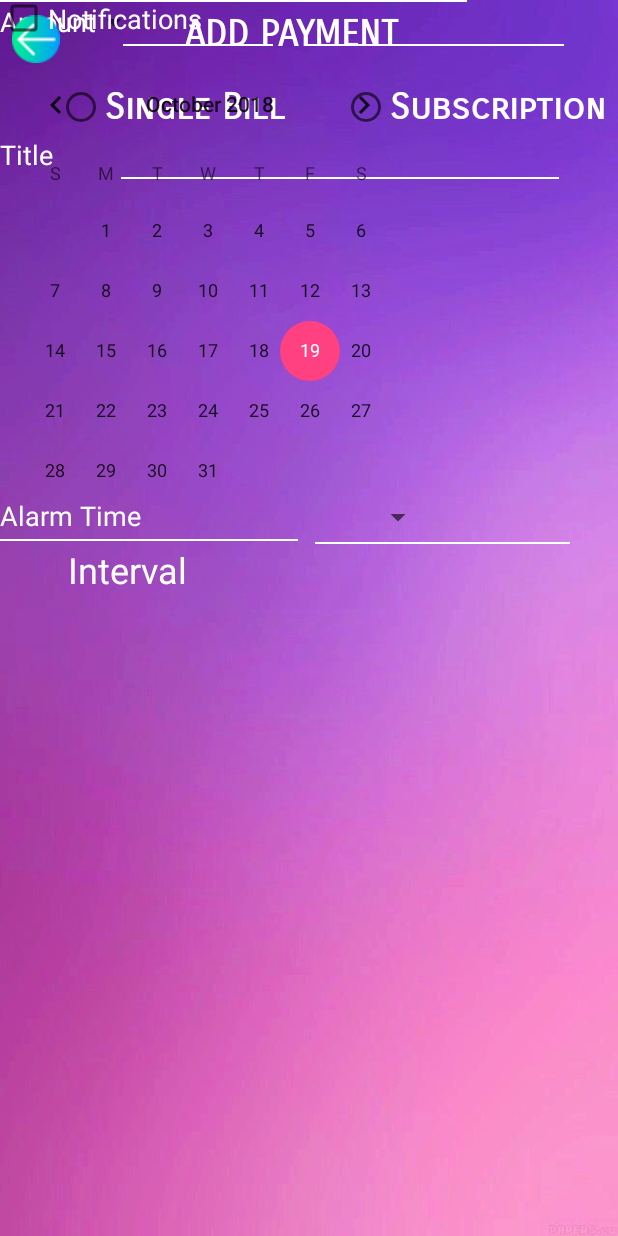
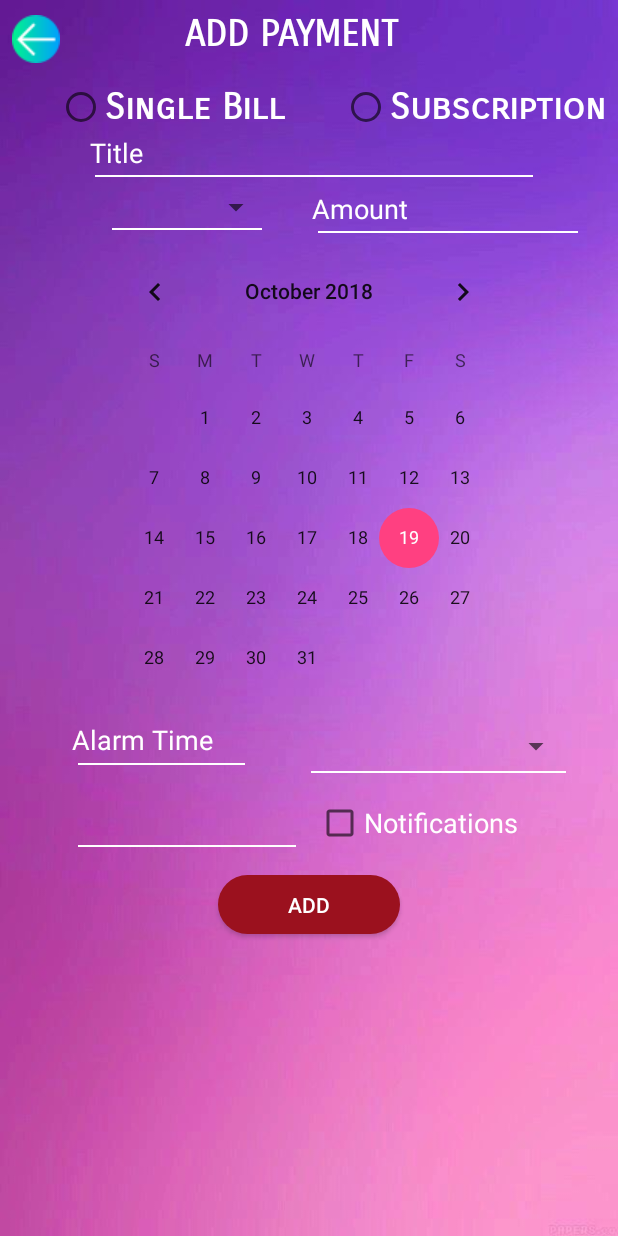
Before and after one commit to Chandrachud-2003/Subscription_Reminder, an Android app: the layout add_bill.xml on its own in the app's theme, with its tools: preview values and no code run, on a phone screen of 412 x 824 dp. Run offline under Robolectric (Android 15) with nearby library versions, the light colour scheme and no system bars.

Commit message:
LAYOUT FIXED

```diff
--- a/app/src/main/java/com/example/malaligowda/billreminder/addActivity.java
+++ b/app/src/main/java/com/example/malaligowda/billreminder/addActivity.java
@@ -21,7 +21,7 @@ import android.widget.TimePicker;
 import java.text.DateFormat;
 import java.util.Date;
 
-public abstract class addActivity extends AppCompatActivity implements TimePickerDialog.OnTimeSetListener {
+public  class addActivity extends AppCompatActivity implements TimePickerDialog.OnTimeSetListener {
 
     private EditText titleView;
     private EditText amountView;
@@ -37,6 +37,7 @@ public abstract class addActivity extends AppCompatActivity implements TimePicke
     @Override
     protected void onCreate(@Nullable Bundle savedInstanceState) {
         super.onCreate(savedInstanceState);
+        setContentView(R.layout.add_bill);
 
         titleView = findViewById(R.id.titleView);
         amountView = findViewById(R.id.amountView);
@@ -48,6 +49,7 @@ public abstract class addActivity extends AppCompatActivity implements TimePicke
         alarmTime = findViewById(R.id.alarmTimeView);
         backbutton = findViewById(R.id.backButton);
         addbutton = findViewById(R.id.addPaymentButton);
+
         String[] intervalarraySpinner = new String[] {"Monthly", "Annually"};
         String[] currencyarraySpinner = new String[] {"AUD $","EUR €", "INR ₹","USD $","JPY	¥","ZAR R"};
         ArrayAdapter<String> adapter1 = new ArrayAdapter<String>(this,
--- a/app/src/main/res/layout/add_bill.xml
+++ b/app/src/main/res/layout/add_bill.xml
@@ -28,39 +28,44 @@
         android:id="@+id/titleView"
         android:layout_width="290dp"
         android:layout_height="29dp"
-        android:layout_marginTop="1dp"
+        android:layout_marginLeft="60dp"
+        android:layout_marginStart="60dp"
         android:background="@android:color/transparent"
         android:hint="@string/addTitleHint"
         android:textColorHint="@android:color/background_light"
         android:textSize="18sp"
-        app:layout_constraintTop_toBottomOf="@+id/subscriptionButton"
-        tools:layout_editor_absoluteX="61dp" />
+        app:layout_constraintStart_toStartOf="parent"
+        app:layout_constraintTop_toBottomOf="@+id/subscriptionButton" />
 
     <View
         android:id="@+id/divider1"
         android:layout_width="292dp"
         android:layout_height="1dp"
-        android:layout_marginEnd="8dp"
         android:layout_marginLeft="8dp"
-        android:layout_marginRight="8dp"
         android:layout_marginStart="8dp"
         android:background="?attr/colorBackgroundFloating"
-        app:layout_constraintEnd_toEndOf="parent"
-        app:layout_constraintHorizontal_bias="0.697"
-        app:layout_constraintStart_toStartOf="parent"
+        app:layout_constraintEnd_toEndOf="@+id/titleView"
+        app:layout_constraintStart_toStartOf="@+id/titleView"
         app:layout_constraintTop_toBottomOf="@+id/titleView" />
 
     <EditText
         android:id="@+id/amountView"
         android:layout_width="173dp"
         android:layout_height="29dp"
+        android:layout_marginEnd="8dp"
+        android:layout_marginLeft="8dp"
+        android:layout_marginRight="8dp"
+        android:layout_marginStart="8dp"
+        android:layout_marginTop="8dp"
         android:background="@android:color/transparent"
         android:ems="10"
         android:hint="@string/addAmountHint"
         android:inputType="numberDecimal"
         android:textColorHint="@android:color/background_light"
-        tools:layout_editor_absoluteX="178dp"
-        tools:layout_editor_absoluteY="125dp" />
+        app:layout_constraintEnd_toEndOf="parent"
+        app:layout_constraintHorizontal_bias="0.459"
+        app:layout_constraintStart_toEndOf="@+id/currencySpinner"
+        app:layout_constraintTop_toBottomOf="@+id/titleView" />
 
     <RadioButton
         android:id="@+id/billButton"
@@ -99,75 +104,81 @@
         android:id="@+id/divider2"
         android:layout_width="173dp"
         android:layout_height="1dp"
-        android:layout_marginEnd="36dp"
-        android:layout_marginRight="36dp"
+        android:layout_marginLeft="8dp"
+        android:layout_marginStart="8dp"
         android:background="@android:color/background_light"
-        app:layout_constraintEnd_toEndOf="parent"
+        app:layout_constraintEnd_toEndOf="@+id/amountView"
+        app:layout_constraintStart_toStartOf="@+id/amountView"
         app:layout_constraintTop_toBottomOf="@+id/amountView" />
 
     <Spinner
         android:id="@+id/currencySpinner"
-        android:layout_width="100dp"
-        android:layout_height="29dp"
-        tools:layout_editor_absoluteX="61dp"
-        tools:layout_editor_absoluteY="125dp" />
+        android:layout_width="121dp"
+        android:layout_height="27dp"
+        android:layout_marginLeft="60dp"
+        android:layout_marginStart="60dp"
+        android:layout_marginTop="8dp"
+        app:layout_constraintStart_toStartOf="parent"
+        app:layout_constraintTop_toBottomOf="@+id/titleView" />
 
     <View
         android:id="@+id/divider3"
         android:layout_width="100dp"
         android:layout_height="1dp"
-        android:layout_marginEnd="8dp"
         android:layout_marginLeft="8dp"
-        android:layout_marginRight="8dp"
         android:layout_marginStart="8dp"
         android:background="@android:color/background_light"
-        app:layout_constraintEnd_toStartOf="@+id/divider2"
-        app:layout_constraintHorizontal_bias="0.854"
-        app:layout_constraintStart_toStartOf="parent"
+        app:layout_constraintEnd_toEndOf="@+id/currencySpinner"
+        app:layout_constraintStart_toStartOf="@+id/currencySpinner"
         app:layout_constraintTop_toBottomOf="@+id/currencySpinner" />
 
     <CalendarView
         android:id="@+id/calendarView"
         android:layout_width="280dp"
         android:layout_height="292dp"
+        android:layout_marginEnd="8dp"
+        android:layout_marginLeft="8dp"
+        android:layout_marginRight="8dp"
+        android:layout_marginStart="8dp"
         android:layout_marginTop="5dp"
         android:focusedMonthDateColor="@android:color/background_light"
-        app:layout_constraintTop_toBottomOf="@+id/divider2"
-        tools:layout_editor_absoluteX="61dp" />
+        app:layout_constraintEnd_toEndOf="parent"
+        app:layout_constraintStart_toStartOf="parent"
+        app:layout_constraintTop_toBottomOf="@+id/divider2" />
 
     <TextView
         android:id="@+id/alarmTimeView"
         android:layout_width="111dp"
         android:layout_height="28dp"
-        android:layout_marginTop="3dp"
+        android:layout_marginLeft="48dp"
+        android:layout_marginStart="48dp"
+        android:layout_marginTop="28dp"
         android:background="@android:color/transparent"
         android:ems="10"
         android:hint="@string/addAlarmHint"
         android:textColorHint="@android:color/background_light"
         android:textSize="18sp"
-        app:layout_constraintTop_toBottomOf="@+id/calendarView"
-        tools:layout_editor_absoluteX="59dp" />
+        app:layout_constraintStart_toStartOf="parent"
+        app:layout_constraintTop_toBottomOf="@+id/calendarView" />
 
     <View
         android:id="@+id/divider4"
         android:layout_width="111dp"
         android:layout_height="1dp"
-        android:layout_marginEnd="8dp"
         android:layout_marginLeft="8dp"
-        android:layout_marginRight="8dp"
         android:layout_marginStart="8dp"
         android:background="@android:color/background_light"
-        app:layout_constraintEnd_toStartOf="@+id/divider5"
-        app:layout_constraintHorizontal_bias="0.963"
-        app:layout_constraintStart_toStartOf="parent"
+        app:layout_constraintEnd_toEndOf="@+id/alarmTimeView"
+        app:layout_constraintStart_toStartOf="@+id/alarmTimeView"
         app:layout_constraintTop_toBottomOf="@+id/alarmTimeView" />
 
     <Spinner
         android:id="@+id/ringView"
         android:layout_width="170dp"
         android:layout_height="33dp"
-        android:layout_marginLeft="8dp"
-        android:layout_marginStart="8dp"
+        android:layout_marginLeft="52dp"
+        android:layout_marginStart="52dp"
+        android:layout_marginTop="28dp"
         app:layout_constraintStart_toEndOf="@+id/alarmTimeView"
         app:layout_constraintTop_toBottomOf="@+id/calendarView" />
 
@@ -175,28 +186,12 @@
         android:id="@+id/divider5"
         android:layout_width="170dp"
         android:layout_height="1dp"
-        android:layout_marginEnd="32dp"
-        android:layout_marginRight="32dp"
+        android:layout_marginEnd="8dp"
+        android:layout_marginRight="8dp"
         android:background="@android:color/background_light"
-        app:layout_constraintEnd_toEndOf="parent"
+        app:layout_constraintEnd_toEndOf="@+id/ringView"
+        app:layout_constraintStart_toStartOf="@+id/ringView"
         app:layout_constraintTop_toBottomOf="@+id/ringView" />
-
-    <Spinner
-        android:id="@+id/intervalView"
-        android:layout_width="311dp"
-        android:layout_height="29dp"
-        android:layout_marginTop="5dp"
-        android:visibility="invisible"
-        app:layout_constraintTop_toBottomOf="@+id/ringView"
-        tools:layout_editor_absoluteX="42dp" />
-
-    <View
-        android:id="@+id/divider6"
-        android:layout_width="111dp"
-        android:layout_height="1dp"
-        android:background="@android:color/background_light"
-        app:layout_constraintTop_toBottomOf="@+id/alarmTimeView"
-        tools:layout_editor_absoluteX="61dp" />
 
     <ImageButton
         android:id="@+id/backButton"
@@ -208,55 +203,58 @@
         app:layout_constraintTop_toTopOf="parent"
         app:srcCompat="@drawable/back_button" />
 
-    <TextView
-        android:id="@+id/textView3"
-        android:layout_width="wrap_content"
-        android:layout_height="34dp"
+    <CheckBox
+        android:id="@+id/checkBox"
+        android:layout_width="166dp"
+        android:layout_height="29dp"
         android:layout_marginEnd="8dp"
         android:layout_marginLeft="8dp"
         android:layout_marginRight="8dp"
         android:layout_marginStart="8dp"
-        android:layout_marginTop="4dp"
-        android:text="@string/addIntervalText"
-        android:textColor="@android:color/background_light"
-        android:textSize="24sp"
-        app:layout_constraintEnd_toEndOf="parent"
-        app:layout_constraintHorizontal_bias="0.118"
-        app:layout_constraintStart_toStartOf="parent"
-        app:layout_constraintTop_toBottomOf="@+id/alarmTimeView" />
-
-    <CheckBox
-        android:id="@+id/checkBox"
-        android:layout_width="321dp"
-        android:layout_height="24dp"
+        android:layout_marginTop="20dp"
         android:text="@string/addReminderText"
         android:textColor="@android:color/background_light"
         android:textSize="18sp"
-        tools:layout_editor_absoluteX="45dp"
-        tools:layout_editor_absoluteY="591dp" />
+        app:layout_constraintEnd_toEndOf="parent"
+        app:layout_constraintHorizontal_bias="0.333"
+        app:layout_constraintStart_toEndOf="@+id/intervalView"
+        app:layout_constraintTop_toTopOf="@+id/divider5" />
 
     <Button
         android:id="@+id/addPaymentButton"
         android:layout_width="121dp"
         android:layout_height="39dp"
-        android:layout_marginBottom="16dp"
         android:layout_marginEnd="8dp"
         android:layout_marginLeft="8dp"
         android:layout_marginRight="8dp"
         android:layout_marginStart="8dp"
+        android:layout_marginTop="20dp"
         android:background="@drawable/toggle_button_design"
         android:text="@string/addPaymentButton"
         android:textColor="@android:color/background_light"
-        app:layout_constraintBottom_toTopOf="@+id/divider7"
         app:layout_constraintEnd_toEndOf="parent"
-        app:layout_constraintStart_toStartOf="parent" />
+        app:layout_constraintStart_toStartOf="parent"
+        app:layout_constraintTop_toBottomOf="@+id/checkBox" />
 
     <View
         android:id="@+id/divider7"
-        android:layout_width="311dp"
+        android:layout_width="145dp"
         android:layout_height="1dp"
+        android:layout_marginLeft="8dp"
+        android:layout_marginStart="8dp"
         android:background="@android:color/background_light"
-        tools:layout_editor_absoluteX="39dp"
-        tools:layout_editor_absoluteY="580dp" />
+        app:layout_constraintStart_toStartOf="@+id/intervalView"
+        app:layout_constraintTop_toBottomOf="@+id/intervalView" />
+
+    <Spinner
+        android:id="@+id/intervalView"
+        android:layout_width="145dp"
+        android:layout_height="29dp"
+        android:layout_marginLeft="44dp"
+        android:layout_marginStart="44dp"
+        android:layout_marginTop="20dp"
+        android:visibility="invisible"
+        app:layout_constraintStart_toStartOf="parent"
+        app:layout_constraintTop_toTopOf="@+id/divider5" />
 
 </android.support.constraint.ConstraintLayout>
```
Also changed, not shown: app/src/main/res/values/strings.xml (line endings or trailing spaces).
